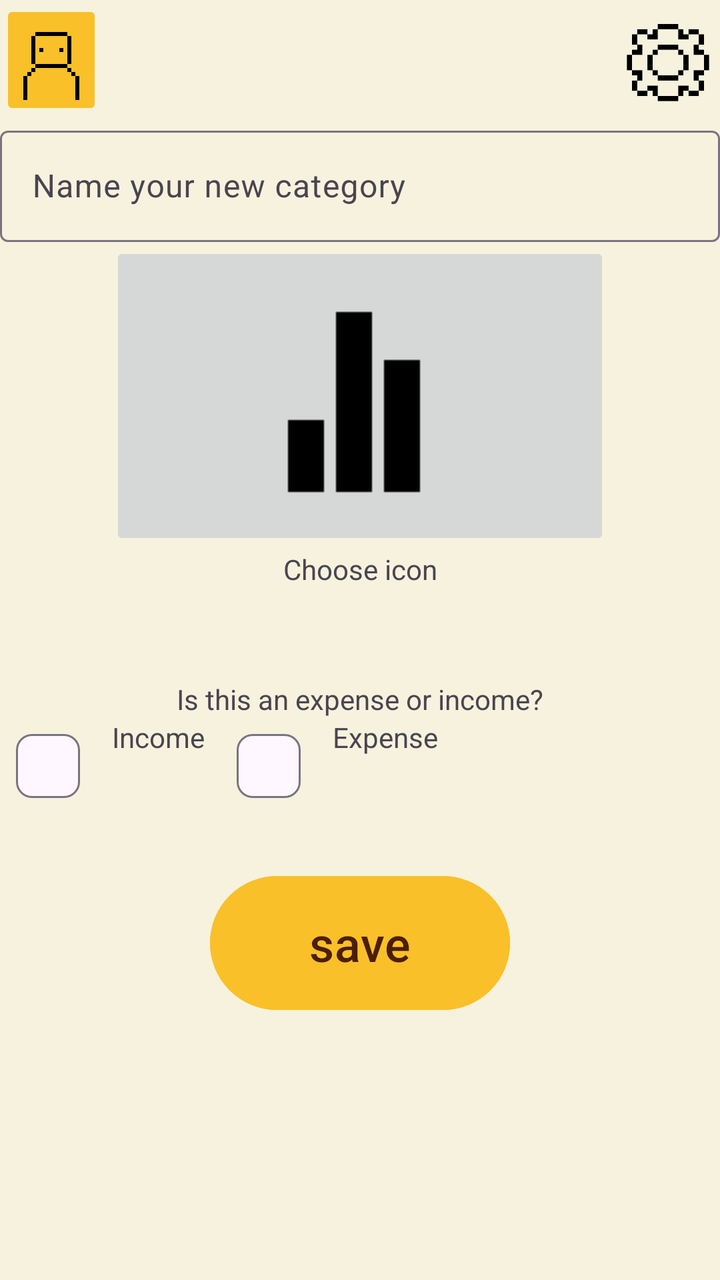
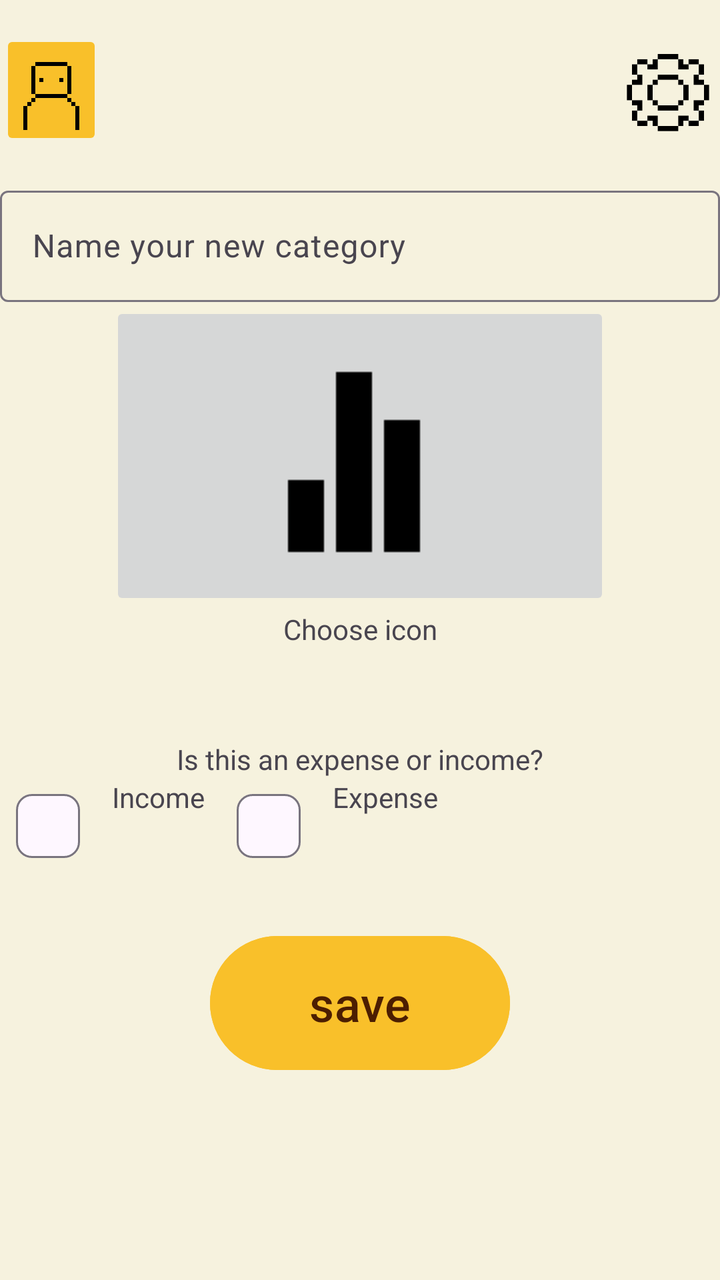

Screens rendered from an Android XML layout before and after an edit, with the pre-edit source and the edit as a unified diff.
<!-- AndroidManifest.xml: application theme Theme.BeeBudgetingLimited -->
<!-- res/layout/activity_add_category_screen.xml -->
<?xml version="1.0" encoding="utf-8"?>
<androidx.drawerlayout.widget.DrawerLayout xmlns:android="http://schemas.android.com/apk/res/android"
    xmlns:app="http://schemas.android.com/apk/res-auto"
    xmlns:tools="http://schemas.android.com/tools"
    android:id="@+id/main"
    android:layout_width="match_parent"
    android:layout_height="match_parent"
    tools:context=".AddCategoryScreen"
    android:background="@color/Cream">

    
    <LinearLayout
        android:layout_width="match_parent"
        android:layout_height="match_parent"
        android:orientation="vertical">

        

        
        <LinearLayout
            android:layout_width="match_parent"
            android:layout_height="60dp"
            android:orientation="horizontal">

            <ImageButton
                android:id="@+id/ProfileBtn"
                app:srcCompat="@drawable/profileicon"
                android:layout_width="0dp"
                android:layout_height="wrap_content"
                android:layout_weight="0.2"
                android:backgroundTint="@color/Bright_yellow"
                android:scaleType="centerCrop" />

            <ImageView
                android:id="@+id/imageView3"
                android:layout_width="0dp"
                android:layout_height="wrap_content"
                android:layout_weight="1"
                android:alpha="0"
                app:srcCompat="@drawable/house" />

            <ImageButton
                android:id="@+id/Settingsbtn"
                android:scaleType="fitCenter"
                android:layout_width="0dp"
                android:layout_height="match_parent"
                android:layout_weight="0.2"
                android:background="@android:color/transparent"
                app:srcCompat="@drawable/cogicon" />

        </LinearLayout>

        <com.google.android.material.textfield.TextInputLayout
            android:layout_width="match_parent"
            android:layout_height="215dp">

            <com.google.android.material.textfield.TextInputEditText
                android:layout_width="match_parent"
                android:layout_height="wrap_content"
                android:hint="@string/name_new_category" />

            <ImageButton
                android:id="@+id/imageButton6"
                android:layout_width="250dp"
                android:layout_height="wrap_content"
                android:layout_gravity="center"
                android:layout_weight="1"
                android:foregroundGravity="center"
                app:srcCompat="@drawable/analyticsicon" />

        </com.google.android.material.textfield.TextInputLayout>

        <TextView
            android:id="@+id/textView18"
            android:layout_width="match_parent"
            android:layout_height="65dp"
            android:text="@string/choose_icon"
            android:textAlignment="center" />

        <TextView
            android:id="@+id/textView19"
            android:layout_width="match_parent"
            android:layout_height="wrap_content"
            android:text="@string/is_this_an_expense_or_income"
            android:textAlignment="center" />

        <com.google.android.material.chip.ChipGroup
            android:layout_width="match_parent"
            android:layout_height="75dp"
            android:layout_gravity="center"
            android:foregroundGravity="fill_horizontal|center">

            <com.google.android.material.chip.Chip
                android:id="@+id/chip3"
                android:layout_width="wrap_content"
                android:layout_height="wrap_content"
                android:gravity="center" />

            <TextView
                android:id="@+id/textView20"
                android:layout_width="wrap_content"
                android:layout_height="wrap_content"
                android:gravity="center"
                android:text="@string/income" />

            <com.google.android.material.chip.Chip
                android:id="@+id/chip4"
                android:layout_width="wrap_content"
                android:layout_height="wrap_content"
                android:gravity="center" />

            <TextView
                android:id="@+id/textView21"
                android:layout_width="wrap_content"
                android:layout_height="wrap_content"
                android:gravity="center"
                android:text="@string/expense" />
        </com.google.android.material.chip.ChipGroup>

        <Button
            android:id="@+id/btnSave"
            android:layout_width="150dp"
            android:layout_height="75dp"
            android:layout_gravity="center_horizontal"
            android:text="@string/save"
            android:textColor="@color/Dark_brown"
            android:textSize="24dp"
            android:backgroundTint="@color/Bright_yellow"/>

    </LinearLayout>

    

</androidx.drawerlayout.widget.DrawerLayout>
<!-- resources referenced by this layout -->
<resources>
  <color name="Bright_yellow">#f9c02a</color>
  <color name="Cream">#f6f2de</color>
  <color name="Dark_brown">#4c1e01</color>
  <!-- drawable analyticsicon: png bitmap (drawable, 346 bytes) -->
  <!-- drawable cogicon: png bitmap (drawable, 702 bytes) -->
  <!-- drawable house: png bitmap (drawable, 413934 bytes) -->
  <!-- drawable profileicon: png bitmap (drawable, 471 bytes) -->
  <string name="choose_icon">Choose icon</string>
  <string name="expense">Expense</string>
  <string name="income">Income</string>
  <string name="is_this_an_expense_or_income">Is this an expense or income?</string>
  <string name="name_new_category">Name your new category</string>
  <string name="save">save</string>
  <style name="Theme.BeeBudgetingLimited" parent="Base.Theme.BeeBudgetingLimited" />
  <style name="Base.Theme.BeeBudgetingLimited" parent="Theme.Material3.DayNight.NoActionBar">
          
          
      </style>
</resources>

<!-- the commit's change to res/layout/activity_add_category_screen.xml (unified diff, before → after) -->
@@ -20,16 +20,17 @@
         <LinearLayout
             android:layout_width="match_parent"
             android:layout_height="60dp"
+            android:layout_marginVertical="15dp"
             android:orientation="horizontal">
 
             <ImageButton
                 android:id="@+id/ProfileBtn"
-                app:srcCompat="@drawable/profileicon"
                 android:layout_width="0dp"
                 android:layout_height="wrap_content"
                 android:layout_weight="0.2"
                 android:backgroundTint="@color/Bright_yellow"
-                android:scaleType="centerCrop" />
+                android:scaleType="centerCrop"
+                app:srcCompat="@drawable/profileicon" />
 
             <ImageView
                 android:id="@+id/imageView3"
@@ -41,11 +42,11 @@
 
             <ImageButton
                 android:id="@+id/Settingsbtn"
-                android:scaleType="fitCenter"
                 android:layout_width="0dp"
                 android:layout_height="match_parent"
                 android:layout_weight="0.2"
                 android:background="@android:color/transparent"
+                android:scaleType="fitCenter"
                 app:srcCompat="@drawable/cogicon" />
 
         </LinearLayout>
